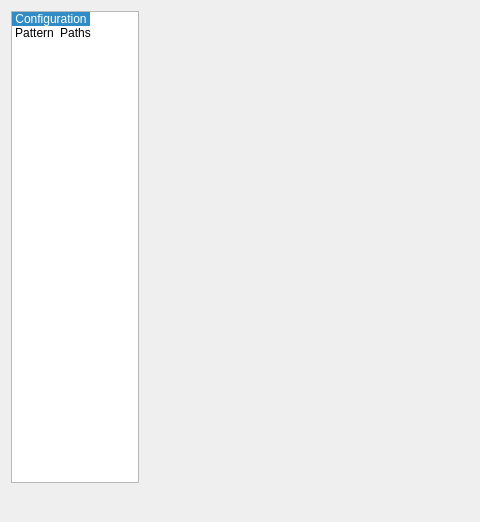
Above: src/app/ostara/dialogs/dialogpreferences.ui from equinox-patterns/Ostara before the change; both pictures show x 0 to 480 and y 0 to 522 of the 827 by 522 pixel window. Below: the same form after it.
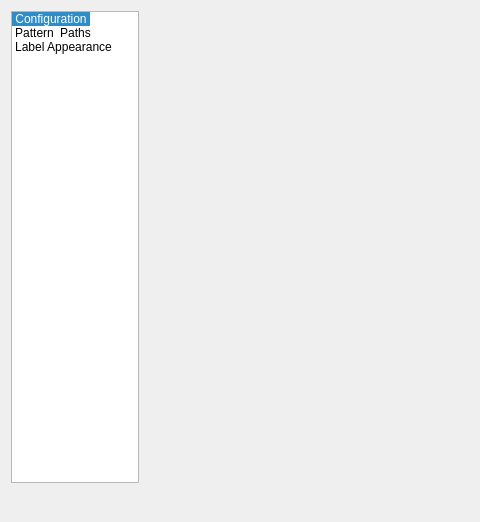
That is the form after the change. Icons and pictures are not drawn.

Commit message: Details Grainline/Foldline : presets, UX foldline et Label Appearance en px

Diff of the .ui file:
```diff
--- a/src/app/ostara/dialogs/dialogpreferences.ui
+++ b/src/app/ostara/dialogs/dialogpreferences.ui
@@ -100,6 +100,21 @@
          <set>ItemIsSelectable|ItemIsUserCheckable|ItemIsEnabled</set>
         </property>
        </item>
+       <item>
+        <property name="text">
+         <string>Label Appearance</string>
+        </property>
+        <property name="textAlignment">
+         <set>AlignCenter</set>
+        </property>
+        <property name="icon">
+         <iconset resource="../../../libs/vmisc/share/resources/icon.qrc">
+          <normaloff>:/icon/pattern_config.png</normaloff>:/icon/pattern_config.png</iconset>
+        </property>
+        <property name="flags">
+         <set>ItemIsSelectable|ItemIsUserCheckable|ItemIsEnabled</set>
+        </property>
+       </item>
       </widget>
      </item>
      <item>
```
The commit also changes 27 other files.
